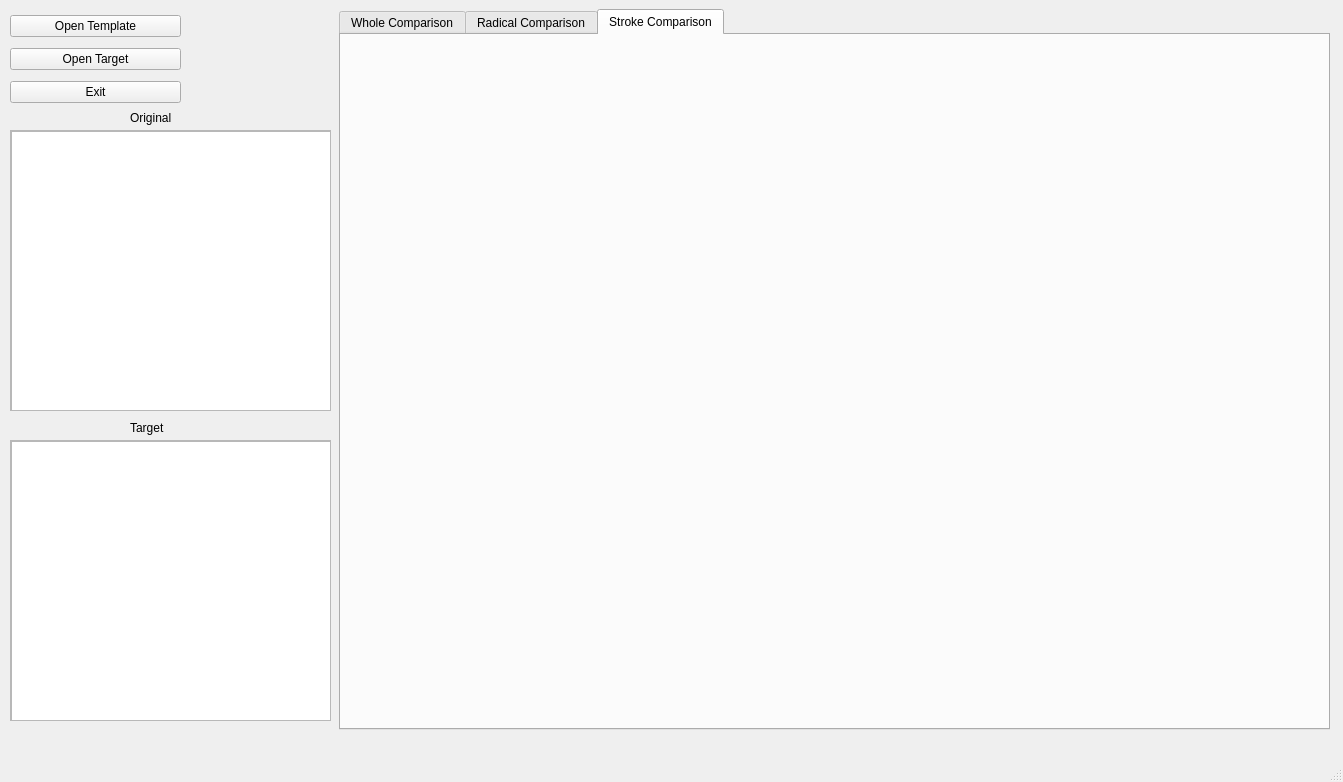
First picture: the form in calligraphycomparisonmainwindow.ui, repository liupeng89/CalligraphyEvaluationTool, before the edit.
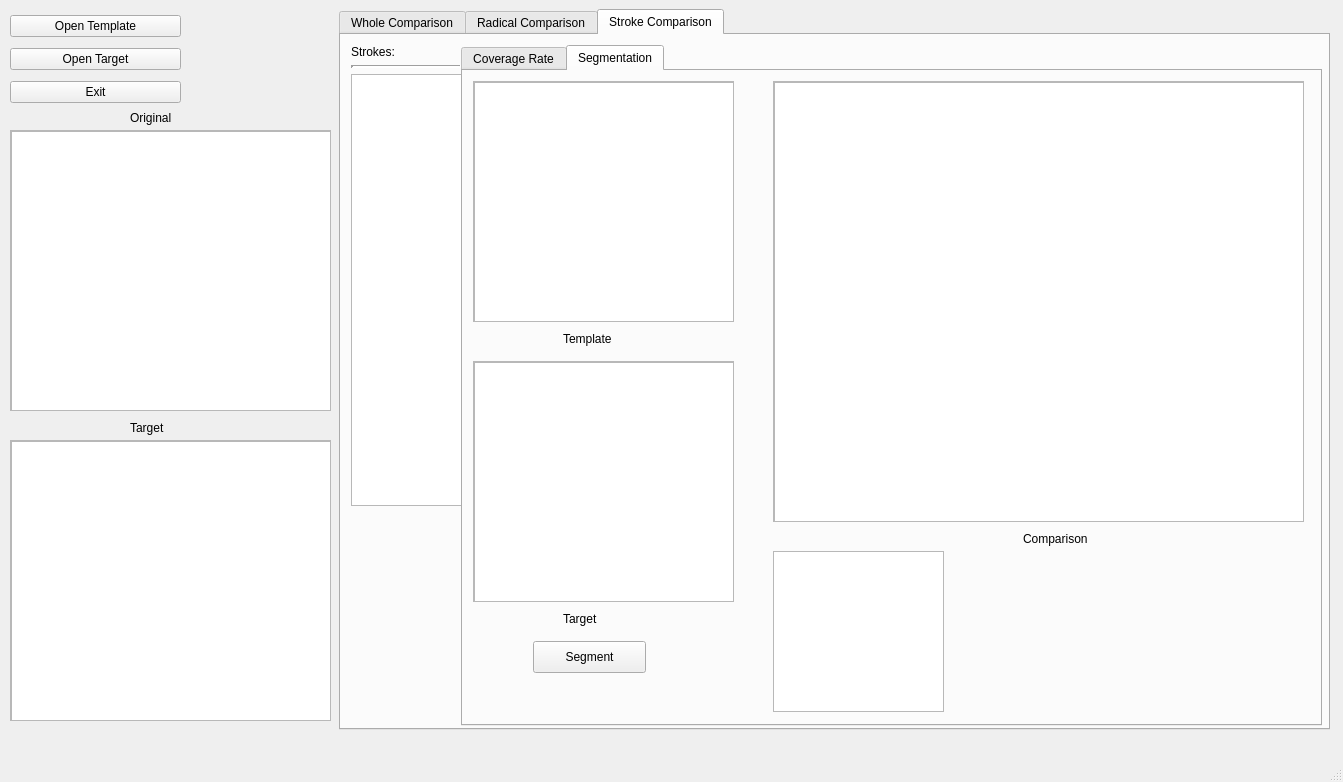
Second picture: the form after the edit. The open tabs and pages were chosen to show the change.

```diff
--- a/calligraphycomparisonmainwindow.ui
+++ b/calligraphycomparisonmainwindow.ui
@@ -914,6 +914,288 @@
      <attribute name="title">
       <string>Stroke Comparison</string>
      </attribute>
+     <widget class="QWidget" name="verticalLayoutWidget_7">
+      <property name="geometry">
+       <rect>
+        <x>10</x>
+        <y>10</y>
+        <width>111</width>
+        <height>461</height>
+       </rect>
+      </property>
+      <layout class="QVBoxLayout" name="verticalLayout_7">
+       <item>
+        <widget class="QLabel" name="label_28">
+         <property name="text">
+          <string>Strokes:</string>
+         </property>
+        </widget>
+       </item>
+       <item>
+        <widget class="Line" name="line">
+         <property name="lineWidth">
+          <number>3</number>
+         </property>
+         <property name="orientation">
+          <enum>Qt::Horizontal</enum>
+         </property>
+        </widget>
+       </item>
+       <item>
+        <widget class="QListView" name="strokes_cr_listview"/>
+       </item>
+      </layout>
+     </widget>
+     <widget class="QTabWidget" name="tabWidget_3">
+      <property name="geometry">
+       <rect>
+        <x>120</x>
+        <y>10</y>
+        <width>861</width>
+        <height>681</height>
+       </rect>
+      </property>
+      <property name="currentIndex">
+       <number>0</number>
+      </property>
+      <widget class="QWidget" name="tab_8">
+       <attribute name="title">
+        <string>Coverage Rate</string>
+       </attribute>
+       <widget class="QScrollArea" name="scrollArea_11">
+        <property name="geometry">
+         <rect>
+          <x>10</x>
+          <y>10</y>
+          <width>611</width>
+          <height>481</height>
+         </rect>
+        </property>
+        <property name="widgetResizable">
+         <bool>true</bool>
+        </property>
+        <widget class="QWidget" name="scrollAreaWidgetContents_11">
+         <property name="geometry">
+          <rect>
+           <x>0</x>
+           <y>0</y>
+           <width>609</width>
+           <height>479</height>
+          </rect>
+         </property>
+         <widget class="QGraphicsView" name="strokes_cr_gview">
+          <property name="geometry">
+           <rect>
+            <x>0</x>
+            <y>0</y>
+            <width>611</width>
+            <height>481</height>
+           </rect>
+          </property>
+         </widget>
+        </widget>
+       </widget>
+       <widget class="QWidget" name="formLayoutWidget_8">
+        <property name="geometry">
+         <rect>
+          <x>640</x>
+          <y>10</y>
+          <width>201</width>
+          <height>161</height>
+         </rect>
+        </property>
+        <layout class="QFormLayout" name="formLayout_8">
+         <item row="0" column="0">
+          <widget class="QLabel" name="label_29">
+           <property name="text">
+            <string>Max CR:</string>
+           </property>
+          </widget>
+         </item>
+         <item row="0" column="1">
+          <widget class="QLabel" name="strokes_cr_label">
+           <property name="text">
+            <string>0.0</string>
+           </property>
+          </widget>
+         </item>
+         <item row="1" column="0">
+          <widget class="QPushButton" name="strokes_cr_btn">
+           <property name="text">
+            <string>Calculate</string>
+           </property>
+          </widget>
+         </item>
+        </layout>
+       </widget>
+      </widget>
+      <widget class="QWidget" name="tab_9">
+       <attribute name="title">
+        <string>Segmentation</string>
+       </attribute>
+       <widget class="QScrollArea" name="scrollArea_12">
+        <property name="geometry">
+         <rect>
+          <x>10</x>
+          <y>10</y>
+          <width>261</width>
+          <height>241</height>
+         </rect>
+        </property>
+        <property name="widgetResizable">
+         <bool>true</bool>
+        </property>
+        <widget class="QWidget" name="scrollAreaWidgetContents_12">
+         <property name="geometry">
+          <rect>
+           <x>0</x>
+           <y>0</y>
+           <width>259</width>
+           <height>239</height>
+          </rect>
+         </property>
+         <widget class="QGraphicsView" name="graphicsView">
+          <property name="geometry">
+           <rect>
+            <x>0</x>
+            <y>0</y>
+            <width>261</width>
+            <height>241</height>
+           </rect>
+          </property>
+         </widget>
+        </widget>
+       </widget>
+       <widget class="QScrollArea" name="scrollArea_13">
+        <property name="geometry">
+         <rect>
+          <x>10</x>
+          <y>290</y>
+          <width>261</width>
+          <height>241</height>
+         </rect>
+        </property>
+        <property name="widgetResizable">
+         <bool>true</bool>
+        </property>
+        <widget class="QWidget" name="scrollAreaWidgetContents_13">
+         <property name="geometry">
+          <rect>
+           <x>0</x>
+           <y>0</y>
+           <width>259</width>
+           <height>239</height>
+          </rect>
+         </property>
+         <widget class="QGraphicsView" name="graphicsView_2">
+          <property name="geometry">
+           <rect>
+            <x>0</x>
+            <y>0</y>
+            <width>261</width>
+            <height>241</height>
+           </rect>
+          </property>
+         </widget>
+        </widget>
+       </widget>
+       <widget class="QScrollArea" name="scrollArea_14">
+        <property name="geometry">
+         <rect>
+          <x>310</x>
+          <y>10</y>
+          <width>531</width>
+          <height>441</height>
+         </rect>
+        </property>
+        <property name="widgetResizable">
+         <bool>true</bool>
+        </property>
+        <widget class="QWidget" name="scrollAreaWidgetContents_14">
+         <property name="geometry">
+          <rect>
+           <x>0</x>
+           <y>0</y>
+           <width>529</width>
+           <height>439</height>
+          </rect>
+         </property>
+         <widget class="QGraphicsView" name="graphicsView_3">
+          <property name="geometry">
+           <rect>
+            <x>0</x>
+            <y>0</y>
+            <width>531</width>
+            <height>441</height>
+           </rect>
+          </property>
+         </widget>
+        </widget>
+       </widget>
+       <widget class="QLabel" name="label_30">
+        <property name="geometry">
+         <rect>
+          <x>100</x>
+          <y>260</y>
+          <width>60</width>
+          <height>16</height>
+         </rect>
+        </property>
+        <property name="text">
+         <string>Template</string>
+        </property>
+       </widget>
+       <widget class="QLabel" name="label_31">
+        <property name="geometry">
+         <rect>
+          <x>100</x>
+          <y>540</y>
+          <width>60</width>
+          <height>16</height>
+         </rect>
+        </property>
+        <property name="text">
+         <string>Target</string>
+        </property>
+       </widget>
+       <widget class="QLabel" name="label_32">
+        <property name="geometry">
+         <rect>
+          <x>560</x>
+          <y>460</y>
+          <width>81</width>
+          <height>16</height>
+         </rect>
+        </property>
+        <property name="text">
+         <string>Comparison</string>
+        </property>
+       </widget>
+       <widget class="QPushButton" name="pushButton">
+        <property name="geometry">
+         <rect>
+          <x>70</x>
+          <y>570</y>
+          <width>113</width>
+          <height>32</height>
+         </rect>
+        </property>
+        <property name="text">
+         <string>Segment</string>
+        </property>
+       </widget>
+       <widget class="QListView" name="listView_2">
+        <property name="geometry">
+         <rect>
+          <x>310</x>
+          <y>480</y>
+          <width>171</width>
+          <height>161</height>
+         </rect>
+        </property>
+       </widget>
+      </widget>
+     </widget>
     </widget>
    </widget>
    <widget class="QWidget" name="verticalLayoutWidget">
```
Left out of the diff: 4 changed lines with no effect on the pictures.
